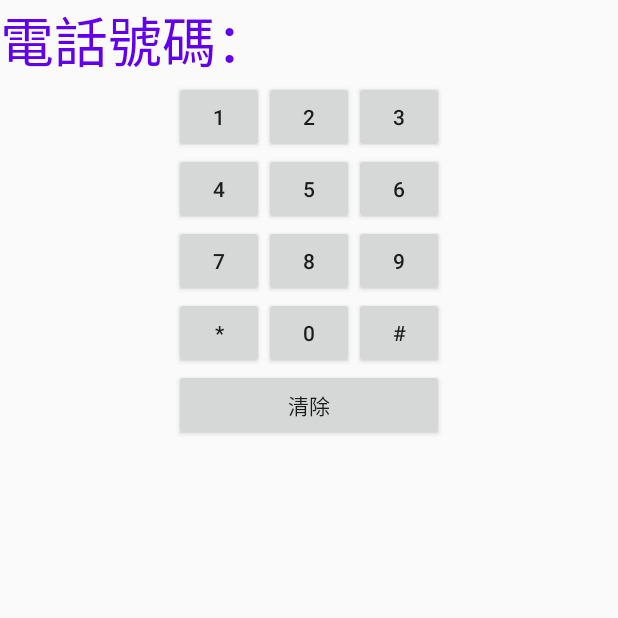
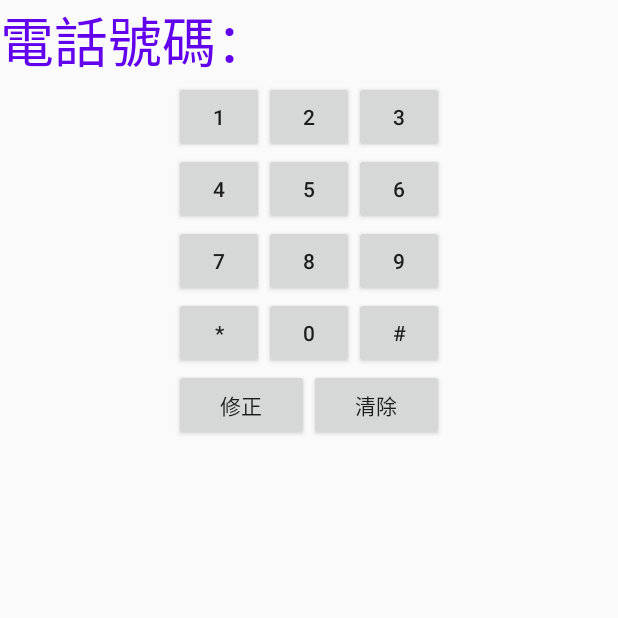
Before and after one commit to kentwx/test0803, an Android app: the screen it shows after launch (MainActivity), after a tap on "清除", on a phone screen of 412 x 824 dp, the top half of it. Run offline under Robolectric (Android 15) with nearby library versions, the phone set to English and light mode, and no system bars; 1 other tap on this screen came first.

Commit message:
0803_jim_修正

```diff
--- a/app/src/main/java/com/example/test0803/MainActivity.java
+++ b/app/src/main/java/com/example/test0803/MainActivity.java
@@ -10,7 +10,7 @@ import android.widget.TextView;
 public class MainActivity extends Activity {
     //1.宣告物件
     TextView txtShow;
-    Button b00,b01,b02,b03,b04,b05,b06,b07,b08,b09,b10,b11,bClear;
+    Button b00,b01,b02,b03,b04,b05,b06,b07,b08,b09,b10,b11,bClear,bClearAll;
 
 
     @Override
@@ -33,6 +33,7 @@ public class MainActivity extends Activity {
         b10=(Button) this.findViewById(R.id.B10);
         b11=(Button) this.findViewById(R.id.B11);
         bClear=(Button) this.findViewById(R.id.BClear);
+        bClearAll=(Button) this.findViewById(R.id.BClearAll);
         //3.建立事件
         b00.setOnClickListener(new View.OnClickListener(){
 
@@ -150,6 +151,17 @@ public class MainActivity extends Activity {
                 // TODO 自動產生的方法 Stub
                 String S=txtShow.getText().toString();
                 if (S.length()>5){
+                    txtShow.setText(S.substring(0, S.length()-1));
+                }
+            }});
+        bClearAll.setOnClickListener(new Button.OnClickListener(){
+
+
+            @Override
+            public void onClick(View v) {
+                // TODO 自動產生的方法 Stub
+                String S=txtShow.getText().toString();
+                if (S.length()>5){
                     txtShow.setText(S.substring(0, S.length()-S.length()+5));
                 }
             }});
--- a/app/src/main/res/layout/activity_main.xml
+++ b/app/src/main/res/layout/activity_main.xml
@@ -127,7 +127,12 @@
 
             <Button
                 android:id="@+id/BClear"
-                android:layout_width="180dp"
+                android:layout_width="90dp"
+                android:layout_height="wrap_content"
+                android:text="修正" />
+            <Button
+                android:id="@+id/BClearAll"
+                android:layout_width="90dp"
                 android:layout_height="wrap_content"
                 android:text="清除" />
         </LinearLayout>
```
